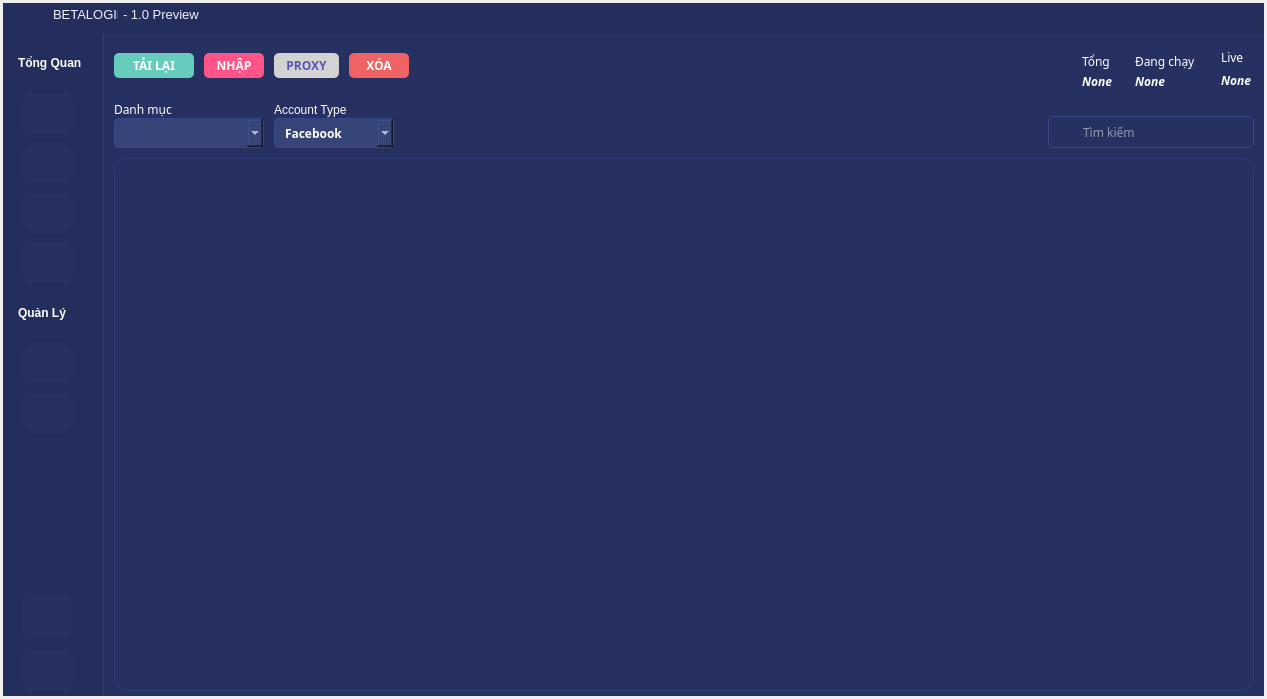
Qt form theme/main.ui (im-dlam/PyQt5.AppManageMMO) before a commit.
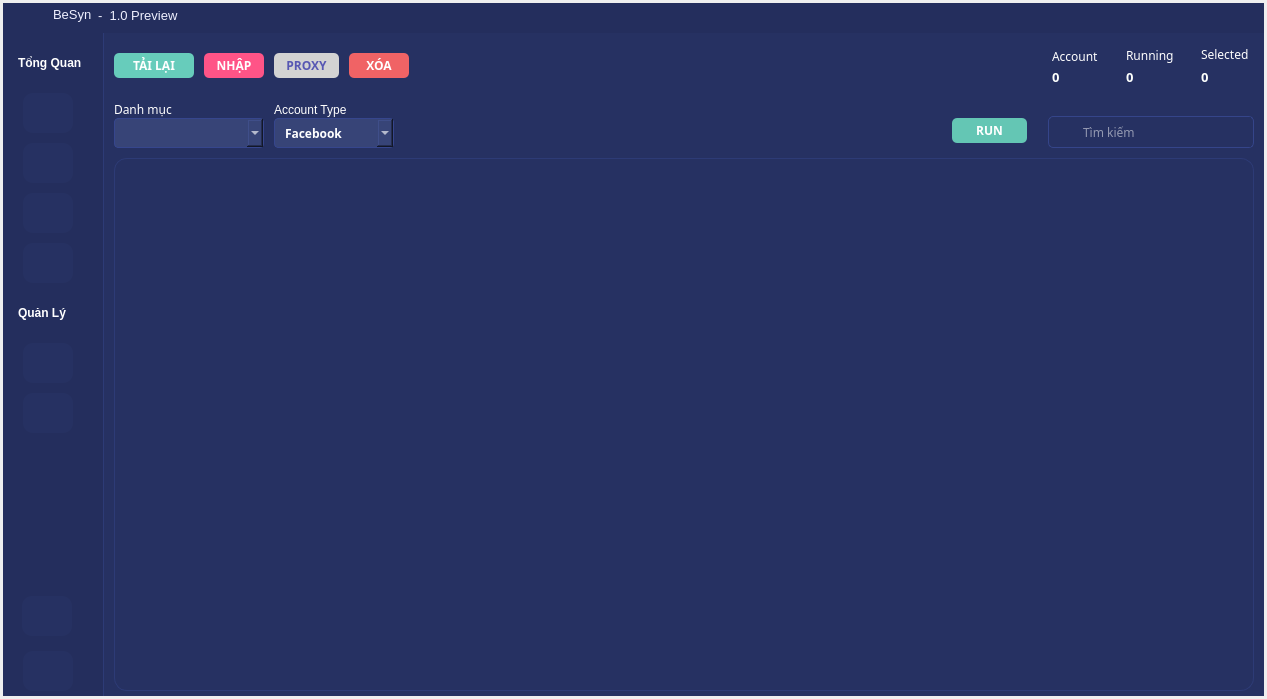
The same form after that commit. The open tabs and pages were chosen to show the change. Icons and pictures are not drawn.

```diff
--- a/theme/main.ui
+++ b/theme/main.ui
@@ -237,7 +237,7 @@
                  <rect>
                   <x>50</x>
                   <y>1</y>
-                  <width>65</width>
+                  <width>41</width>
                   <height>21</height>
                  </rect>
                 </property>
@@ -252,15 +252,15 @@
                  <string notr="true">color: rgb(239, 240, 255);</string>
                 </property>
                 <property name="text">
-                 <string>BETALOGIN</string>
+                 <string>BeSyn</string>
                 </property>
                </widget>
                <widget class="QLabel" name="label_11">
                 <property name="geometry">
                  <rect>
-                  <x>120</x>
-                  <y>1</y>
-                  <width>81</width>
+                  <x>95</x>
+                  <y>2</y>
+                  <width>111</width>
                   <height>20</height>
                  </rect>
                 </property>
@@ -273,7 +273,7 @@
                  <string notr="true">color: rgb(239, 240, 255);</string>
                 </property>
                 <property name="text">
-                 <string>- 1.0 Preview</string>
+                 <string>-  1.0 Preview</string>
                 </property>
                </widget>
               </widget>
@@ -9001,20 +9001,22 @@
                      <widget class="QFrame" name="frame_status_manage">
                       <property name="minimumSize">
                        <size>
-                        <width>250</width>
+                        <width>205</width>
                         <height>0</height>
                        </size>
                       </property>
                       <property name="maximumSize">
                        <size>
                         <width>16777215</width>
-                        <height>200</height>
+                        <height>50</height>
                        </size>
                       </property>
                       <property name="styleSheet">
-                       <string notr="true">QFrame{
+                       <string notr="true">QFrame#frame_status_manage{
 border:none;
-border-radius:8px;
+border-radius:5px;
+
+
 }</string>
                       </property>
                       <property name="frameShape">
@@ -9025,7 +9027,7 @@
                       </property>
                       <layout class="QHBoxLayout" name="horizontalLayout_32">
                        <property name="spacing">
-                        <number>5</number>
+                        <number>10</number>
                        </property>
                        <property name="leftMargin">
                         <number>0</number>
@@ -9034,50 +9036,19 @@
                         <number>5</number>
                        </property>
                        <property name="rightMargin">
-                        <number>0</number>
+                        <number>5</number>
                        </property>
                        <property name="bottomMargin">
                         <number>0</number>
                        </property>
-                       <item>
-                        <widget class="QFrame" name="frame_36">
-                         <property name="frameShape">
-                          <enum>QFrame::StyledPanel</enum>
-                         </property>
-                         <property name="frameShadow">
-                          <enum>QFrame::Raised</enum>
-                         </property>
-                         <layout class="QHBoxLayout" name="horizontalLayout_34">
-                          <property name="spacing">
-                           <number>0</number>
-                          </property>
-                          <property name="leftMargin">
-                           <number>0</number>
-                          </property>
-                          <property name="topMargin">
-                           <number>0</number>
-                          </property>
-                          <property name="rightMargin">
-                           <number>0</number>
-                          </property>
-                          <property name="bottomMargin">
-                           <number>0</number>
-                          </property>
-                          <item>
-                           <widget class="QFrame" name="frame_37">
-                            <property name="frameShape">
-                             <enum>QFrame::StyledPanel</enum>
-                            </property>
-                            <property name="frameShadow">
-                             <enum>QFrame::Raised</enum>
-                            </property>
-                           </widget>
-                          </item>
-                         </layout>
-                        </widget>
-                       </item>
                        <item>
                         <widget class="QFrame" name="frame_35">
+                         <property name="maximumSize">
+                          <size>
+                           <width>16777215</width>
+                           <height>16777215</height>
+                          </size>
+                         </property>
                          <property name="frameShape">
                           <enum>QFrame::StyledPanel</enum>
                          </property>
@@ -9089,33 +9060,45 @@
                            <number>0</number>
                           </property>
                           <property name="leftMargin">
-                           <number>0</number>
+                           <number>15</number>
                           </property>
                           <property name="topMargin">
-                           <number>5</number>
+                           <number>0</number>
                           </property>
                           <property name="rightMargin">
                            <number>0</number>
                           </property>
                           <property name="bottomMargin">
-                           <number>0</number>
+                           <number>5</number>
                           </property>
-                          <item>
-                           <widget class="QFrame" name="frame_39">
+                          <item alignment="Qt::AlignTop">
+                           <widget class="QFrame" name="frame_37">
                             <property name="minimumSize">
                              <size>
-                              <width>15</width>
-                              <height>15</height>
+                              <width>12</width>
+                              <height>20</height>
                              </size>
                             </property>
                             <property name="maximumSize">
                              <size>
-                              <width>15</width>
-                              <height>15</height>
+                              <width>0</width>
+                              <height>0</height>
+                             </size>
+                            </property>
+                            <property name="sizeIncrement">
+                             <size>
+                              <width>0</width>
+                              <height>200</height>
+                             </size>
+                            </property>
+                            <property name="baseSize">
+                             <size>
+                              <width>0</width>
+                              <height>0</height>
                              </size>
                             </property>
                             <property name="styleSheet">
-                             <string notr="true">border-image: url(:/icons/png/icons8-total-sales-30.png);</string>
+                             <string notr="true">image: url(:/icons/png/icons8-dot-24_red.png);</string>
                             </property>
                             <property name="frameShape">
                              <enum>QFrame::StyledPanel</enum>
@@ -9127,6 +9110,9 @@
                           </item>
                           <item>
                            <widget class="QFrame" name="frame_38">
+                            <property name="styleSheet">
+                             <string notr="true"/>
+                            </property>
                             <property name="frameShape">
                              <enum>QFrame::StyledPanel</enum>
                             </property>
@@ -9162,17 +9148,18 @@
                                 <string notr="true">color: rgb(255, 255, 255);</string>
                                </property>
                                <property name="text">
-                                <string>Tổng</string>
+                                <string>Account</string>
                                </property>
                               </widget>
                              </item>
-                             <item>
+                             <item alignment="Qt::AlignBottom">
                               <widget class="QLabel" name="label_total">
                                <property name="font">
                                 <font>
-                                 <family>MesloLGS Nerd Font</family>
+                                 <family>MesloLGM Nerd Font</family>
+                                 <pointsize>10</pointsize>
                                  <weight>75</weight>
-                                 <italic>true</italic>
+                                 <italic>false</italic>
                                  <bold>true</bold>
                                 </font>
                                </property>
@@ -9182,7 +9169,7 @@
 }</string>
                                </property>
                                <property name="text">
-                                <string>None</string>
+                                <string>0</string>
                                </property>
                               </widget>
                              </item>
@@ -9194,6 +9181,18 @@
                        </item>
                        <item>
                         <widget class="QFrame" name="frame_42">
+                         <property name="minimumSize">
+                          <size>
+                           <width>0</width>
+                           <height>0</height>
+                          </size>
+                         </property>
+                         <property name="maximumSize">
+                          <size>
+                           <width>75</width>
+                           <height>16777215</height>
+                          </size>
+                         </property>
                          <property name="frameShape">
                           <enum>QFrame::StyledPanel</enum>
                          </property>
@@ -9202,7 +9201,7 @@
                          </property>
                          <layout class="QHBoxLayout" name="horizontalLayout_35">
                           <property name="spacing">
-                           <number>0</number>
+                           <number>5</number>
                           </property>
                           <property name="leftMargin">
                            <number>0</number>
@@ -9214,24 +9213,24 @@
                            <number>0</number>
                           </property>
                           <property name="bottomMargin">
-                           <number>0</number>
+                           <number>5</number>
                           </property>
-                          <item>
-                           <widget class="QFrame" name="frame_43">
+                          <item alignment="Qt::AlignTop">
+                           <widget class="QFrame" name="frame_39">
                             <property name="minimumSize">
                              <size>
-                              <width>15</width>
-                              <height>15</height>
+                              <width>12</width>
+                              <height>20</height>
                              </size>
                             </property>
                             <property name="maximumSize">
                              <size>
-                              <width>15</width>
-                              <height>15</height>
+                              <width>0</width>
+                              <height>0</height>
                              </size>
                             </property>
                             <property name="styleSheet">
-                             <string notr="true">border-image: url(:/icons/png/icons8-lightning-100.png);</string>
+                             <string notr="true">image: url(:/icons/png/icons8-dot-24_live.png);</string>
                             </property>
                             <property name="frameShape">
                              <enum>QFrame::StyledPanel</enum>
@@ -9242,7 +9241,13 @@
                            </widget>
                           </item>
                           <item>
-                           <widget class="QFrame" name="frame_44">
+                           <widget class="QFrame" name="frame_36">
+                            <property name="maximumSize">
+                             <size>
+                              <width>16777215</width>
+                              <height>16777215</height>
+                             </size>
+                            </property>
                             <property name="frameShape">
                              <enum>QFrame::StyledPanel</enum>
                             </property>
@@ -9251,13 +9256,13 @@
                             </property>
                             <layout class="QVBoxLayout" name="verticalLayout_11">
                              <property name="spacing">
-                              <number>0</number>
+                              <number>4</number>
                              </property>
                              <property name="leftMargin">
                               <number>0</number>
                              </property>
                              <property name="topMargin">
-                              <number>5</number>
+                              <number>0</number>
                              </property>
                              <property name="rightMargin">
                               <number>0</number>
@@ -9270,32 +9275,36 @@
                                <property name="font">
                                 <font>
                                  <family>MesloLGMDZ Nerd Font</family>
+                                 <weight>50</weight>
+                                 <bold>false</bold>
                                 </font>
                                </property>
                                <property name="styleSheet">
                                 <string notr="true">color: rgb(255, 255, 255);</string>
                                </property>
                                <property name="text">
-                                <string>Đang chạy</string>
+                                <string>Running</string>
                                </property>
                               </widget>
                              </item>
-                             <item>
-                              <widget class="QLabel" name="label_runned">
+                             <item alignment="Qt::AlignBottom">
+                              <widget class="QLabel" name="label_running">
                                <property name="font">
                                 <font>
-                                 <family>MesloLGLDZ Nerd Font</family>
+                                 <family>MesloLGS Nerd Font</family>
+                                 <pointsize>10</pointsize>
                                  <weight>75</weight>
-                                 <italic>true</italic>
+                                 <italic>false</italic>
                                  <bold>true</bold>
                                 </font>
                                </property>
                                <property name="styleSheet">
-                                <string notr="true">color:#fdfffd;
-</string>
+                                <string notr="true">QLabel#label_running{
+color:#fdfffd;
+}</string>
                                </property>
                                <property name="text">
-                                <string>None</string>
+                                <string>0</string>
                                </property>
                               </widget>
                              </item>
@@ -9306,16 +9315,22 @@
                         </widget>
                        </item>
                        <item>
-                        <widget class="QFrame" name="frame_45">
+                        <widget class="QFrame" name="frame_43">
+                         <property name="minimumSize">
+                          <size>
+                           <width>50</width>
+                           <height>0</height>
+                          </size>
+                         </property>
                          <property name="frameShape">
                           <enum>QFrame::StyledPanel</enum>
                          </property>
                          <property name="frameShadow">
                           <enum>QFrame::Raised</enum>
                          </property>
-                         <layout class="QHBoxLayout" name="horizontalLayout_36">
+                         <layout class="QHBoxLayout" name="horizontalLayout_34">
                           <property name="spacing">
-                           <number>0</number>
+                           <number>5</number>
                           </property>
                           <property name="leftMargin">
                            <number>0</number>
@@ -9329,28 +9344,16 @@
                           <property name="bottomMargin">
                            <number>0</number>
                           </property>
-                          <item>
-                           <widget class="QFrame" name="frame_46">
+                          <item alignment="Qt::AlignTop">
+                           <widget class="QFrame" name="frame_45">
                             <property name="minimumSize">
                              <size>
-                              <width>15</width>
-                              <height>15</height>
-                             </size>
-                            </property>
-                            <property name="maximumSize">
-                             <size>
-                              <width>15</width>
-                              <height>15</height>
-                             </size>
-                            </property>
-                            <property name="sizeIncrement">
-                             <size>
-                              <width>0</width>
-                              <height>0</height>
+                              <width>12</width>
+                              <height>20</height>
                              </size>
                             </property>
                             <property name="styleSheet">
-                             <string notr="true">border-image: url(:/icons/png/icons8-checked-24.png);</string>
+                             <string notr="true">image: url(:/icons/png/icons8-dot-24_yellow.png);</string>
                             </property>
                             <property name="frameShape">
                              <enum>QFrame::StyledPanel</enum>
@@ -9361,7 +9364,7 @@
                            </widget>
                           </item>
                           <item>
-                           <widget class="QFrame" name="frame_47">
+                           <widget class="QFrame" name="frame_44">
                             <property name="frameShape">
                              <enum>QFrame::StyledPanel</enum>
                             </property>
@@ -9370,10 +9373,10 @@
                             </property>
                             <layout class="QVBoxLayout" name="verticalLayout_12">
                              <property name="spacing">
-                              <number>0</number>
+                              <number>5</number>
                              </property>
                              <property name="leftMargin">
-                              <number>5</number>
+                              <number>0</number>
                              </property>
                              <property name="topMargin">
                               <number>0</number>
@@ -9382,13 +9385,13 @@
                               <number>0</number>
                              </property>
                              <property name="bottomMargin">
-                              <number>0</number>
+                              <number>5</number>
                              </property>
                              <item>
                               <widget class="QLabel" name="label_9">
                                <property name="font">
                                 <font>
-                                 <family>MesloLGLDZ Nerd Font</family>
+                                 <family>MesloLGMDZ Nerd Font</family>
                                  <weight>50</weight>
                                  <bold>false</bold>
                                 </font>
@@ -9397,26 +9400,28 @@
                                 <string notr="true">color: rgb(255, 255, 255);</string>
                                </property>
                                <property name="text">
-                                <string>Live</string>
+                                <string>Selected</string>
                                </property>
                               </widget>
                              </item>
-                             <item>
-                              <widget class="QLabel" name="label_live_num">
+                             <item alignment="Qt::AlignBottom">
+                              <widget class="QLabel" name="label_select">
                                <property name="font">
                                 <font>
-                                 <family>MesloLGSDZ Nerd Font</family>
+                                 <family>MesloLGS Nerd Font</family>
+                                 <pointsize>10</pointsize>
                                  <weight>75</weight>
-                                 <italic>true</italic>
+                                 <italic>false</italic>
                                  <bold>true</bold>
                                 </font>
                                </property>
                                <property name="styleSheet">
-                                <string notr="true">color:#fdfffd;
-</string>
+                                <string notr="true">QLabel#label_select{
+color:#fdfffd;
+}</string>
                                </property>
                                <property name="text">
-                                <string>None</string>
+                                <string>0</string>
                                </property>
                               </widget>
                              </item>
@@ -9769,6 +9774,39 @@
                       </layout>
                      </widget>
                     </item>
+                    <item alignment="Qt::AlignRight">
+                     <widget class="QFrame" name="frame_50">
+                      <property name="minimumSize">
+                       <size>
+                        <width>70</width>
+                        <height>0</height>
+                       </size>
+                      </property>
+                      <property name="frameShape">
+                       <enum>QFrame::StyledPanel</enum>
+                      </property>
+                      <property name="frameShadow">
+                       <enum>QFrame::Raised</enum>
+                      </property>
+                      <layout class="QHBoxLayout" name="horizontalLayout_42">
+                       <property name="spacing">
+                        <number>0</number>
+                       </property>
+                       <property name="leftMargin">
+                        <number>0</number>
+                       </property>
+                       <property name="topMargin">
+                        <number>15</number>
+                       </property>
+                       <property name="rightMargin">
+                        <number>0</number>
+                       </property>
+                       <property name="bottomMargin">
+                        <number>0</number>
+                       </property>
+                      </layout>
+                     </widget>
+                    </item>
                     <item alignment="Qt::AlignRight">
                      <widget class="QFrame" name="frame_tool_right">
                       <property name="minimumSize">
@@ -9809,40 +9847,7 @@
                          </property>
                         </widget>
                        </item>
-                       <item alignment="Qt::AlignRight">
-                        <widget class="QFrame" name="frame_50">
-                         <property name="minimumSize">
-                          <size>
-                           <width>70</width>
-                           <height>0</height>
-                          </size>
-                         </property>
-                         <property name="frameShape">
-                          <enum>QFrame::StyledPanel</enum>
-                         </property>
-                         <property name="frameShadow">
-                          <enum>QFrame::Raised</enum>
-                         </property>
-                         <layout class="QHBoxLayout" name="horizontalLayout_42">
-                          <property name="spacing">
-                           <number>0</number>
-                          </property>
-                          <property name="leftMargin">
-                           <number>0</number>
-                          </property>
-                          <property name="topMargin">
-                           <number>0</number>
-                          </property>
-                          <property name="rightMargin">
-                           <number>0</number>
-                          </property>
-                          <property name="bottomMargin">
-                           <number>0</number>
-                          </property>
-                         </layout>
-                        </widget>
-                       </item>
-                       <item alignment="Qt::AlignRight">
+                       <item>
                         <widget class="QFrame" name="frame_51">
                          <property name="minimumSize">
                           <size>
@@ -9856,7 +9861,7 @@
                          <property name="frameShadow">
                           <enum>QFrame::Raised</enum>
                          </property>
-                         <layout class="QHBoxLayout" name="horizontalLayout_41">
+                         <layout class="QHBoxLayout" name="horizontalLayout_36">
                           <property name="spacing">
                            <number>0</number>
                           </property>
@@ -9864,14 +9869,65 @@
                            <number>0</number>
                           </property>
                           <property name="topMargin">
-                           <number>0</number>
+                           <number>12</number>
                           </property>
                           <property name="rightMargin">
-                           <number>0</number>
+                           <number>20</number>
                           </property>
                           <property name="bottomMargin">
                            <number>0</number>
                           </property>
+                          <item>
+                           <widget class="QPushButton" name="btn_run">
+                            <property name="minimumSize">
+                             <size>
+                              <width>0</width>
+                              <height>25</height>
+                             </size>
+                            </property>
+                            <property name="maximumSize">
+                             <size>
+                              <width>75</width>
+                              <height>16777215</height>
+                             </size>
+                            </property>
+                            <property name="font">
+                             <font>
+                              <family>MesloLGL Nerd Font</family>
+                              <weight>75</weight>
+                              <bold>true</bold>
+                             </font>
+                            </property>
+                            <property name="cursor">
+                             <cursorShape>PointingHandCursor</cursorShape>
+                            </property>
+                            <property name="styleSheet">
+                             <string notr="true">QPushButton{
+border:none;
+border-radius:5px;
+color: rgb(255, 255, 255);
+border: 1px gray #6bd4c1 ;
+background-color: rgb(100, 198, 180);
+}
+QPushButton:hover{
+border:none;
+border-radius:5px;
+color: rgb(255, 255, 255);
+border: 1px solid  rgb(211, 211, 211);
+background-color: rgb(93, 184, 166);
+}QPushButton:checked{
+border:none;
+border-radius:5px;
+color: rgb(255, 255, 255);
+border: 1px gray #6bd4c1 ;
+background-color: rgb(108, 213, 194);
+}</string>
+                            </property>
+                            <property name="text">
+                             <string>RUN</string>
+                            </property>
+                           </widget>
+                          </item>
                          </layout>
                         </widget>
                        </item>
```
Left out of the diff: 14 changed lines with no effect on the pictures.
